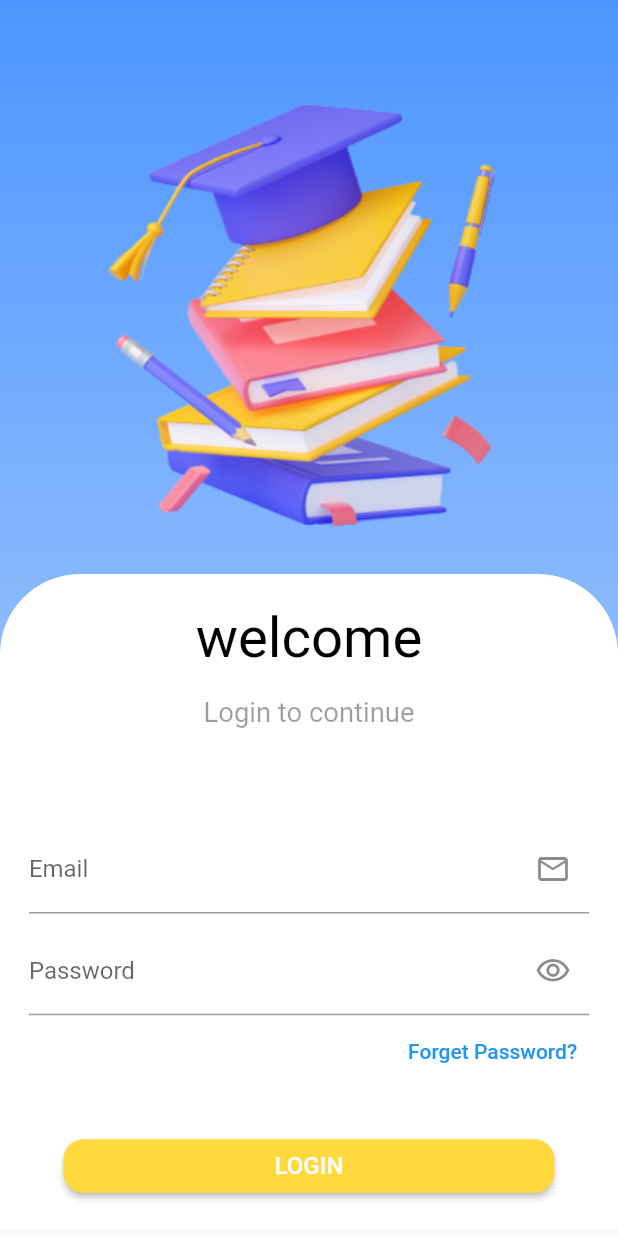
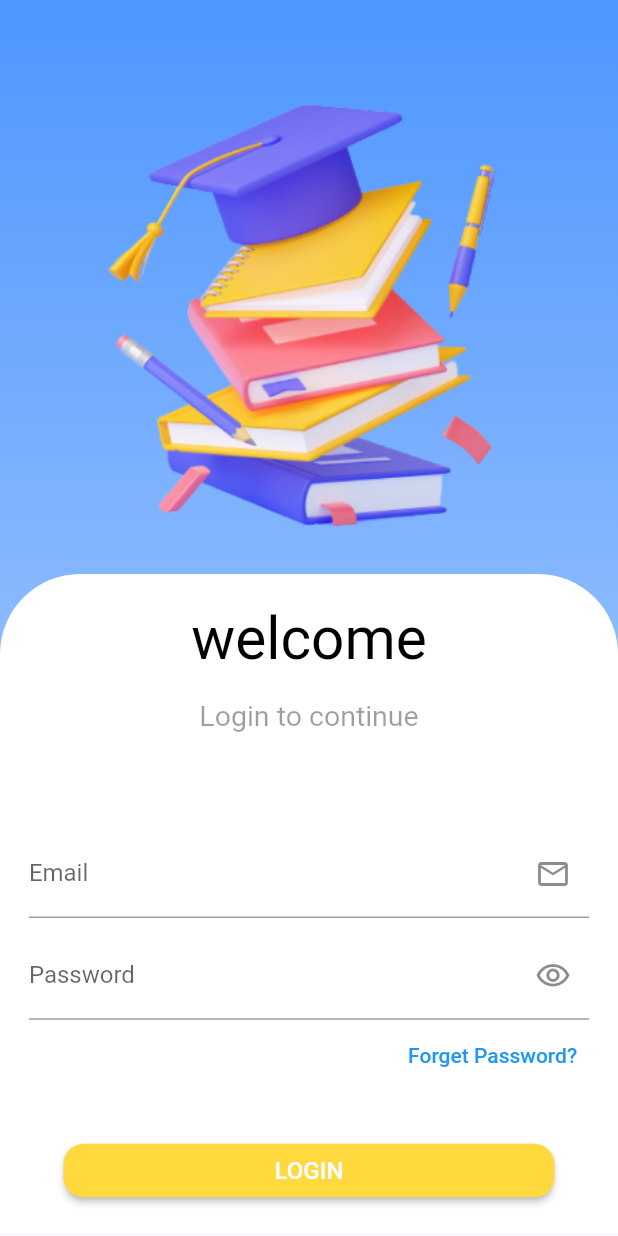
Before and after one commit to yousefMI/attendo, a Flutter app: the screen it shows after launch, on a phone screen of 412 x 824 dp. Run offline on Flutter 3.47's test engine with Material 2 defaults, Android fonts, the light colour scheme and no system bars; our stand-ins replace animate_do, flutter_screenutil, im_stepper.

Commit message:
third upload

```diff
--- a/lib/screens/calendar/view.dart
+++ b/lib/screens/calendar/view.dart
@@ -15,13 +15,13 @@ List day =["Saturday","Monday","Thursday"];
           padding:  EdgeInsetsDirectional.symmetric(horizontal: 34.w),
           child: Column(crossAxisAlignment: CrossAxisAlignment.start,children: [
             SizedBox(height:101.h,),
-            Text("First week",style: TextStyle(color: const Color(0xff4D96FF),fontSize: 18.sp,fontWeight: FontWeight.bold)),
+            const Text("First week",style: TextStyle(color: Color(0xff4D96FF),fontSize: 18,fontWeight: FontWeight.bold)),
             SizedBox(height: 25.h,),
             WeekDesign(day:"Saturday" ),
             WeekDesign(day:"Monday" ),
             WeekDesign(day:"Thursday" ),
             SizedBox(height: 27.h,),
-            Text("Second week",style: TextStyle(color: const Color(0xff4D96FF),fontSize: 18.sp,fontWeight: FontWeight.bold)),
+            const Text("Second week",style: TextStyle(color: Color(0xff4D96FF),fontSize: 18,fontWeight: FontWeight.bold)),
             SizedBox(height: 25.h,),
             WeekDesign(day:"Saturday" ),
             WeekDesign(day:"Monday" ),
--- a/lib/screens/forget/view.dart
+++ b/lib/screens/forget/view.dart
@@ -15,7 +15,7 @@ class ForgetScreen extends StatelessWidget {
 
           Expanded(
             child: Padding(
-              padding: const EdgeInsetsDirectional.symmetric(horizontal: 20),
+              padding:  EdgeInsetsDirectional.symmetric(horizontal: 20.w),
               child:
                   FloatingActionButton(
                       onPressed: () {
--- a/lib/screens/login/components/login_container.dart
+++ b/lib/screens/login/components/login_container.dart
@@ -26,16 +26,16 @@ class LoginContainer extends StatelessWidget {
         ),
         child: Column(
           children: [
-            Center(
+            const Center(
                 child: Text(
                   "welcome",
-                  style: TextStyle(color: Colors.black, fontSize: 39.sp),
+                  style: TextStyle(color: Colors.black, fontSize: 39),
                 )),
             SizedBox(height: 19.h),
-            Center(
+            const Center(
                 child: Text(
                   "Login to continue",
-                  style: TextStyle(color: Colors.black38, fontSize: 19.sp),
+                  style: TextStyle(color: Colors.black38, fontSize: 19),
                 )),
             SizedBox(
               height: 73.h,
--- a/lib/screens/login/view.dart
+++ b/lib/screens/login/view.dart
@@ -23,9 +23,7 @@ class LoginScreen extends StatelessWidget {
             SizedBox(height: 30.h),
             Center(
                 child: Image.asset(
-                    width: 500.w,
-                    height: 400.h,
-                    "assets/books.png")),
+                    width: 500.w, height: 400.h, "assets/books.png")),
             LoginContainer(),
           ]),
         ),
--- a/lib/screens/splash/view.dart
+++ b/lib/screens/splash/view.dart
@@ -2,7 +2,6 @@ import 'dart:async';
 
 import 'package:animate_do/animate_do.dart';
 import 'package:flutter/material.dart';
-import 'package:flutter_screenutil/flutter_screenutil.dart';
 import 'package:moharam/screens/login/view.dart';
 
 class SplashScreen extends StatefulWidget {
@@ -49,11 +48,11 @@ class _SplashScreenState extends State<SplashScreen> {
               crossAxisAlignment: CrossAxisAlignment.center,
               children: [
                 Image.asset("assets/graduate 1.png"),
-                Text("attendo",
+                const Text("attendo",
                     style: TextStyle(
                       color: Colors.white,
                       fontWeight: FontWeight.bold,
-                      fontSize: 65.sp,
+                      fontSize: 65,
                       decoration: TextDecoration.none,
                     )),
 
--- a/pubspec.yaml
+++ b/pubspec.yaml
@@ -35,8 +35,8 @@ dependencies:
   # The following adds the Cupertino Icons font to your application.
   # Use with the CupertinoIcons class for iOS style icons.
   cupertino_icons: ^1.0.5
-  flutter_screenutil: ^5.7.0
-  flutter_svg: ^2.0.5
+  flutter_screenutil: ^5.8.1
+  flutter_svg: ^2.0.6
   animate_do: ^3.0.2
   im_stepper: ^1.0.1+1
 
```
Also changed, not shown: lib/screens/calendar/component/weekWidget.dart (+7 -7 lines), lib/screens/forget/components/contanier.dart (+25 -13 lines), lib/screens/home/view.dart (+6 -6 lines), lib/screens/home_1/view.dart (+6 -6 lines), lib/screens/share/my_nav_bar.dart (+6 -2 lines), pubspec.lock, 1 other file.
